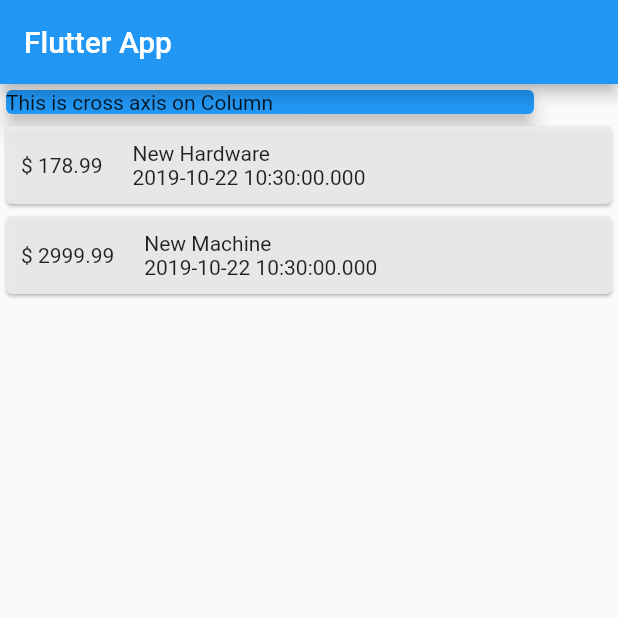
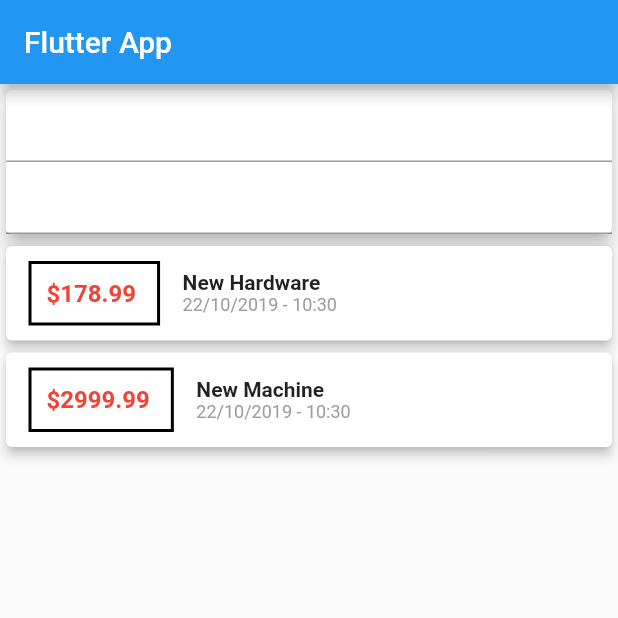
Before and after one commit to marcelfonteles/flutter-app-03, a Flutter app: the screen it shows after launch, on a phone screen of 412 x 824 dp, the top half of it. Run offline on Flutter 3.47's test engine with Material 2 defaults, Android fonts, the phone set to English and light mode, and no system bars.

Commit message:
some changes on app

```diff
--- a/lib/main.dart
+++ b/lib/main.dart
@@ -1,6 +1,7 @@
 import 'package:expenses_app/transaction.dart';
 import "package:flutter/material.dart";
 import "./transaction.dart";
+import "package:intl/intl.dart";
 import "./transactionCard.dart";
 
 void main() => runApp(MyApp());
@@ -46,22 +47,65 @@ class HomePageState extends State<HomePage> {
       ),
       body: Column(
         mainAxisSize: MainAxisSize.max,
-        crossAxisAlignment: CrossAxisAlignment.start,
+        crossAxisAlignment: CrossAxisAlignment.stretch,
         children: <Widget>[
-          Container(
-            width: 360,
-            child: Card(
-              child: Text("This is cross axis on Column"),
-              color: Colors.blue,
-              elevation: 5.0,
+          Card(
+            elevation: 5.0,
+            child: Column(
+              children: <Widget>[
+                TextField(),
+                TextField(),
+              ],
             ),
           ),
           Column(
               children: transactions.map((transaction) {
-            return TransactionCard(
-              title: transaction.title,
-              amount: transaction.amount,
-              date: transaction.date,
+            return Card(
+              elevation: 3.0,
+              child: Row(
+                children: <Widget>[
+                  Container(
+                    margin: EdgeInsets.symmetric(
+                      vertical: 10,
+                      horizontal: 15,
+                    ),
+                    decoration: BoxDecoration(
+                      border: Border.all(
+                        color: Colors.black,
+                        width: 2,
+                      ),
+                    ),
+                    padding: EdgeInsets.all(10),
+                    child: Text(
+                      "\$${transaction.amount} ",
+                      style: TextStyle(
+                          fontWeight: FontWeight.bold,
+                          fontSize: 16,
+                          color: Colors.red),
+                    ),
+                  ),
+                  Column(
+                    crossAxisAlignment: CrossAxisAlignment.start,
+                    children: <Widget>[
+                      Text(
+                        transaction.title,
+                        style: TextStyle(
+                          fontSize: 14,
+                          fontWeight: FontWeight.bold,
+                        ),
+                      ),
+                      Text(
+                        DateFormat("dd/MM/yyyy - HH:mm")
+                            .format(transaction.date),
+                        style: TextStyle(
+                          fontSize: 12,
+                          color: Colors.grey,
+                        ),
+                      ),
+                    ],
+                  )
+                ],
+              ),
             );
           }).toList()),
         ],
--- a/pubspec.yaml
+++ b/pubspec.yaml
@@ -27,6 +27,7 @@ dependencies:
 dev_dependencies:
   flutter_test:
     sdk: flutter
+  intl: ^0.16.0
 
 
 # For information on the generic Dart part of this file, see the
```
Also changed, not shown: pubspec.lock.
